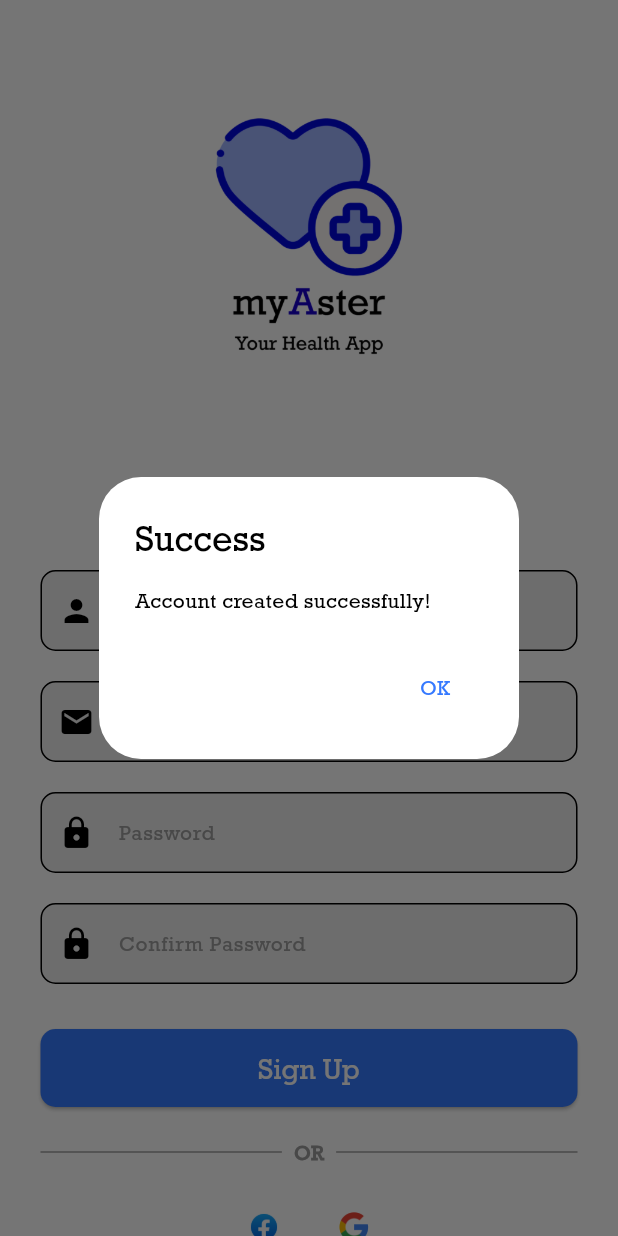
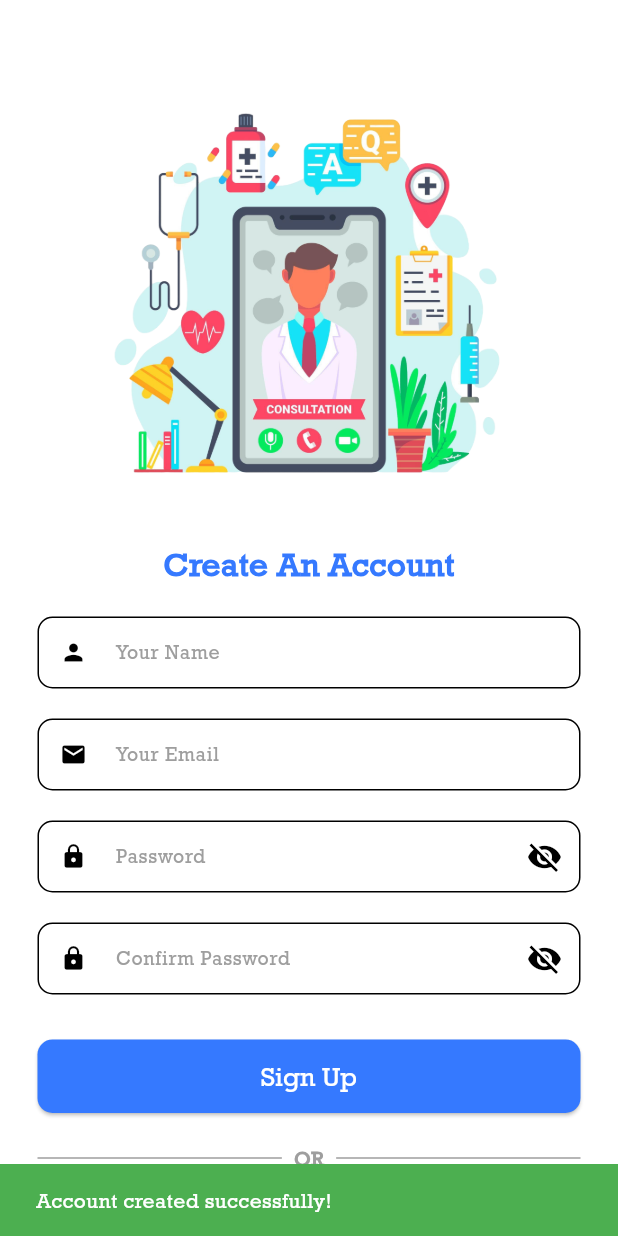
Before and after one commit to Rohankc073/myAster-Mobile-App, a Flutter app: the screen it shows after launch, after a tap on "Sign Up", on a phone screen of 412 x 824 dp. Run offline on Flutter 3.47's test engine with Material 3 defaults, Android fonts, the phone set to English and light mode, and no system bars; our stand-ins replace bloc, dartz, equatable, flutter_bloc, get_it, hive_flutter and 1 more; accounts and stored records are empty; statements that could not run were skipped.

Commit message:
Sprint 3 Completed

```diff
--- a/lib/features/auth/presentation/view/signup_page.dart
+++ b/lib/features/auth/presentation/view/signup_page.dart
@@ -18,6 +18,13 @@
   final TextEditingController confirmPasswordController =
       TextEditingController();
 
+  bool _isPasswordVisible = false;
+  bool _isConfirmPasswordVisible = false;
+  bool _isNameFocused = false;
+  bool _isEmailFocused = false;
+  bool _isPasswordFocused = false;
+  bool _isConfirmPasswordFocused = false;
+
   @override
   void initState() {
     super.initState();
@@ -26,7 +33,7 @@
 
   void _saveUserData() async {
     if (passwordController.text != confirmPasswordController.text) {
-      _showErrorDialog("Passwords do not match.");
+      _showSnackbar("Passwords do not match!", Colors.red);
       return;
     }
 
@@ -39,43 +46,26 @@
           passwordController.text, // Store password securely in real apps
     });
 
-    _showSuccessDialog("Account created successfully!");
-  }
+    _showSnackbar("Account created successfully!", Colors.green);
 
-  void _showErrorDialog(String message) {
-    showDialog(
-      context: context,
-      builder: (context) => AlertDialog(
-        title: const Text("Error"),
-        content: Text(message),
-        actions: [
-          TextButton(
-            onPressed: () => Navigator.pop(context),
-            child: const Text("OK"),
-          ),
-        ],
-      ),
-    );
-  }
-
-  void _showSuccessDialog(String message) {
-    showDialog(
-      context: context,
-      builder: (context) => AlertDialog(
-        title: const Text("Success"),
-        content: Text(message),
-        actions: [
-          TextButton(
-            onPressed: () {
-              Navigator.pop(context);
+    // Navigate to Login Page after delay
+    Future.delayed(const Duration(seconds: 2), () {
       Navigator.pushReplacement(
         context,
         MaterialPageRoute(builder: (context) => const LoginPage()),
       );
-            },
-            child: const Text("OK"),
+    });
+  }
+
+  void _showSnackbar(String message, Color color) {
+    ScaffoldMessenger.of(context).showSnackBar(
+      SnackBar(
+        content: Text(
+          message,
+          style: const TextStyle(color: Colors.white, fontSize: 14),
         ),
-        ],
+        backgroundColor: color,
+        duration: const Duration(seconds: 2),
       ),
     );
   }
@@ -86,59 +76,109 @@
       backgroundColor: Colors.white,
       body: SingleChildScrollView(
         child: Padding(
-          padding: const EdgeInsets.symmetric(horizontal: 27.0),
+          padding: const EdgeInsets.symmetric(horizontal: 25.0),
           child: Column(
             crossAxisAlignment: CrossAxisAlignment.center,
             children: [
-              const SizedBox(height: 10),
-              Image.asset(
-                'assets/images/Logo.png',
+              const SizedBox(height: 50),
+
+              // Top Image
+              SizedBox(
                 height: 300,
                 width: 300,
+                child:
+                    Image.asset('assets/images/login-i.png', fit: BoxFit.cover),
               ),
+              const SizedBox(height: 10),
+
+              // Create Account Heading
               const Text(
-                "Create Account",
+                "Create An Account",
                 style: TextStyle(
-                  fontSize: 28,
+                  fontSize: 22,
                   fontWeight: FontWeight.bold,
                   color: Color(0xFF3579FF),
                   fontFamily: 'Rockwell',
                 ),
               ),
-              const SizedBox(height: 30),
-              CustomTextField(
+              const SizedBox(height: 20),
+
+              // Input Fields
+              _buildTextField(
                 controller: nameController,
-                hintText: "Your Name",
                 icon: Icons.person,
+                labelText: "Your Name",
+                hintText: "Enter your name",
+                isFocused: _isNameFocused,
+                onFocusChange: (hasFocus) {
+                  setState(() {
+                    _isNameFocused = hasFocus;
+                  });
+                },
               ),
               const SizedBox(height: 20),
-              CustomTextField(
+
+              _buildTextField(
                 controller: emailController,
-                hintText: "Your Email",
                 icon: Icons.email,
+                labelText: "Your Email",
+                hintText: "Enter your email",
+                isFocused: _isEmailFocused,
+                onFocusChange: (hasFocus) {
+                  setState(() {
+                    _isEmailFocused = hasFocus;
+                  });
+                },
               ),
               const SizedBox(height: 20),
-              CustomTextField(
+
+              _buildPasswordField(
                 controller: passwordController,
-                hintText: "Password",
-                icon: Icons.lock,
-                obscureText: true,
+                labelText: "Password",
+                hintText: "Enter your password",
+                isPasswordVisible: _isPasswordVisible,
+                isFocused: _isPasswordFocused,
+                onVisibilityToggle: () {
+                  setState(() {
+                    _isPasswordVisible = !_isPasswordVisible;
+                  });
+                },
+                onFocusChange: (hasFocus) {
+                  setState(() {
+                    _isPasswordFocused = hasFocus;
+                  });
+                },
               ),
               const SizedBox(height: 20),
-              CustomTextField(
+
+              _buildPasswordField(
                 controller: confirmPasswordController,
-                hintText: "Confirm Password",
-                icon: Icons.lock,
-                obscureText: true,
+                labelText: "Confirm Password",
+                hintText: "Re-enter your password",
+                isPasswordVisible: _isConfirmPasswordVisible,
+                isFocused: _isConfirmPasswordFocused,
+                onVisibilityToggle: () {
+                  setState(() {
+                    _isConfirmPasswordVisible = !_isConfirmPasswordVisible;
+                  });
+                },
+                onFocusChange: (hasFocus) {
+                  setState(() {
+                    _isConfirmPasswordFocused = hasFocus;
+                  });
+                },
               ),
               const SizedBox(height: 30),
+
+              // Sign Up Button
               SizedBox(
                 width: double.infinity,
                 child: ElevatedButton(
-                  onPressed: _saveUserData, // Save user data on sign up
+                  onPressed: _saveUserData,
                   style: ElevatedButton.styleFrom(
                     backgroundColor: const Color(0xFF3579FF),
-                    padding: const EdgeInsets.symmetric(vertical: 15),
+                    padding: const EdgeInsets.symmetric(
+                        vertical: 14, horizontal: 50),
                     shape: RoundedRectangleBorder(
                       borderRadius: BorderRadius.circular(10),
                     ),
@@ -147,14 +187,16 @@
                     "Sign Up",
                     style: TextStyle(
                       color: Colors.white,
-                      fontSize: 19,
+                      fontSize: 18,
                       fontWeight: FontWeight.normal,
                       fontFamily: "Rockwell",
                     ),
                   ),
                 ),
               ),
+
               const SizedBox(height: 20),
+
               const Row(
                 children: [
                   Expanded(child: Divider(thickness: 1, color: Colors.grey)),
@@ -171,33 +213,37 @@
                   Expanded(child: Divider(thickness: 1, color: Colors.grey)),
                 ],
               ),
-              const SizedBox(height: 20),
+              const SizedBox(height: 30),
+
+              // Social Media Icons
               Row(
                 mainAxisAlignment: MainAxisAlignment.center,
                 children: [
                   CircleAvatar(
-                    radius: 20,
+                    radius: 16,
                     backgroundColor: Colors.white,
                     child: Image.asset(
                       "assets/images/facebook.png",
-                      height: 20,
-                      width: 20,
+                      height: 30,
+                      width: 30,
                       fit: BoxFit.contain,
                     ),
                   ),
-                  const SizedBox(width: 20),
+                  const SizedBox(width: 60),
                   CircleAvatar(
-                    radius: 20,
+                    radius: 16,
                     backgroundColor: Colors.white,
                     child: Image.asset(
                       "assets/images/google.png",
-                      height: 20,
-                      width: 20,
+                      height: 30,
+                      width: 30,
                     ),
                   ),
                 ],
               ),
-              const SizedBox(height: 20),
+
+              const SizedBox(height: 30),
+              // Already have an account
               Row(
                 mainAxisAlignment: MainAxisAlignment.center,
                 children: [
@@ -230,50 +276,67 @@
       ),
     );
   }
-}
 
-// Custom TextField Widget
-class CustomTextField extends StatelessWidget {
-  final TextEditingController controller;
-  final String hintText;
-  final IconData icon;
-  final bool obscureText;
-
-  const CustomTextField({
-    required this.controller,
-    required this.hintText,
-    required this.icon,
-    this.obscureText = false,
-    super.key,
-  });
-
-  @override
-  Widget build(BuildContext context) {
-    return TextField(
+  Widget _buildTextField({
+    required TextEditingController controller,
+    required IconData icon,
+    required String labelText,
+    required String hintText,
+    required bool isFocused,
+    required Function(bool) onFocusChange,
+  }) {
+    return Focus(
+      onFocusChange: onFocusChange,
+      child: TextField(
         controller: controller,
-      obscureText: obscureText,
         decoration: InputDecoration(
-        prefixIcon: Icon(icon),
-        labelText: hintText,
-        labelStyle: const TextStyle(
-          fontFamily: 'Rockwell',
-          fontSize: 14,
-          color: Colors.grey,
-        ),
+          prefixIcon: isFocused ? null : Icon(icon, size: 18),
+          labelText: labelText,
+          hintText: hintText,
+          labelStyle: TextStyle(fontSize: 13, color: Colors.grey[500]),
           border: OutlineInputBorder(
             borderRadius: BorderRadius.circular(10),
           ),
+          filled: true,
+          fillColor: Colors.white,
+          contentPadding:
+              const EdgeInsets.symmetric(vertical: 12, horizontal: 10),
+        ),
+      ),
+    );
+  }
+
+  Widget _buildPasswordField({
+    required TextEditingController controller,
+    required String labelText,
+    required String hintText,
+    required bool isPasswordVisible,
+    required bool isFocused,
+    required VoidCallback onVisibilityToggle,
+    required Function(bool) onFocusChange,
+  }) {
+    return Focus(
+      onFocusChange: onFocusChange,
+      child: TextField(
+        controller: controller,
+        obscureText: !isPasswordVisible,
+        decoration: InputDecoration(
+          prefixIcon: isFocused ? null : const Icon(Icons.lock, size: 18),
+          labelText: labelText,
           hintText: hintText,
-        hintStyle: const TextStyle(
-          fontFamily: 'Rockwell',
-          fontSize: 14,
-          color: Colors.grey,
+          labelStyle: TextStyle(fontSize: 13, color: Colors.grey[500]),
+          border: OutlineInputBorder(
+            borderRadius: BorderRadius.circular(10),
           ),
           filled: true,
-        fillColor: Colors.grey[200],
-        contentPadding: const EdgeInsets.symmetric(
-          vertical: 15,
-          horizontal: 10,
+          fillColor: Colors.white,
+          contentPadding:
+              const EdgeInsets.symmetric(vertical: 12, horizontal: 10),
+          suffixIcon: IconButton(
+            icon: Icon(
+                isPasswordVisible ? Icons.visibility : Icons.visibility_off),
+            onPressed: onVisibilityToggle,
+          ),
         ),
       ),
     );
--- a/pubspec.yaml
+++ b/pubspec.yaml
@@ -94,6 +94,7 @@
     - assets/images/logoAster.png
     - assets/images/doctor.png
     - assets/images/dummy.jpg
+    - assets/images/login-i.png
 
 
 
```
Also changed, not shown: lib/features/auth/presentation/view/login_page.dart (+49 -3 lines), assets/images/login-i.png (added), 1 other file. Lines whose indentation alone changed are shown as unchanged.
